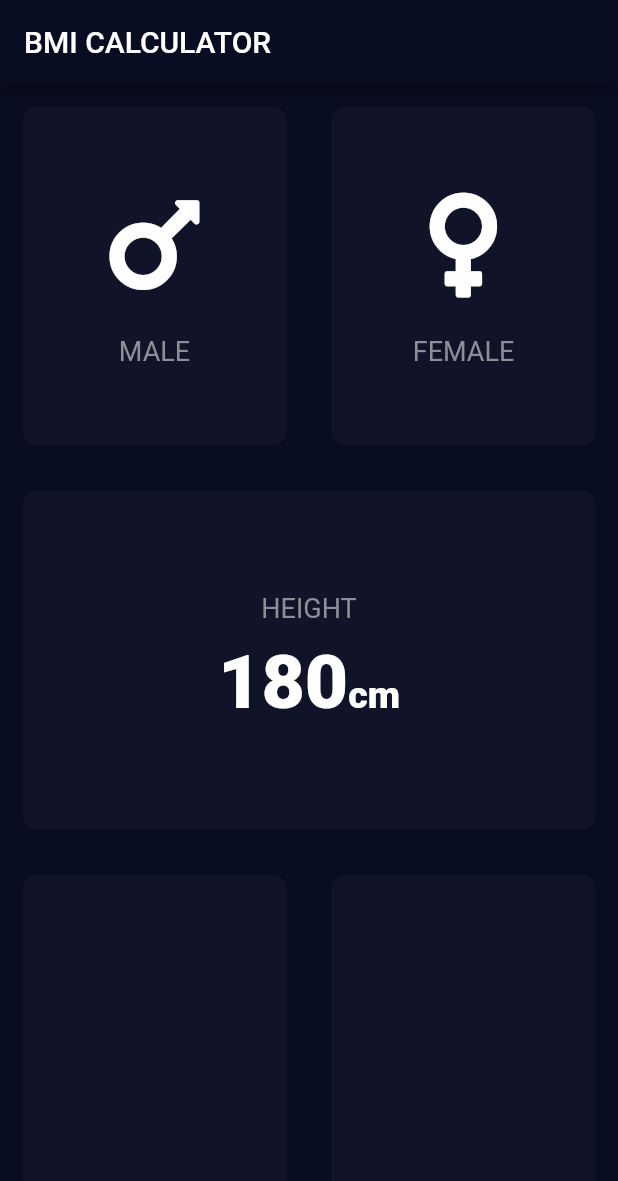
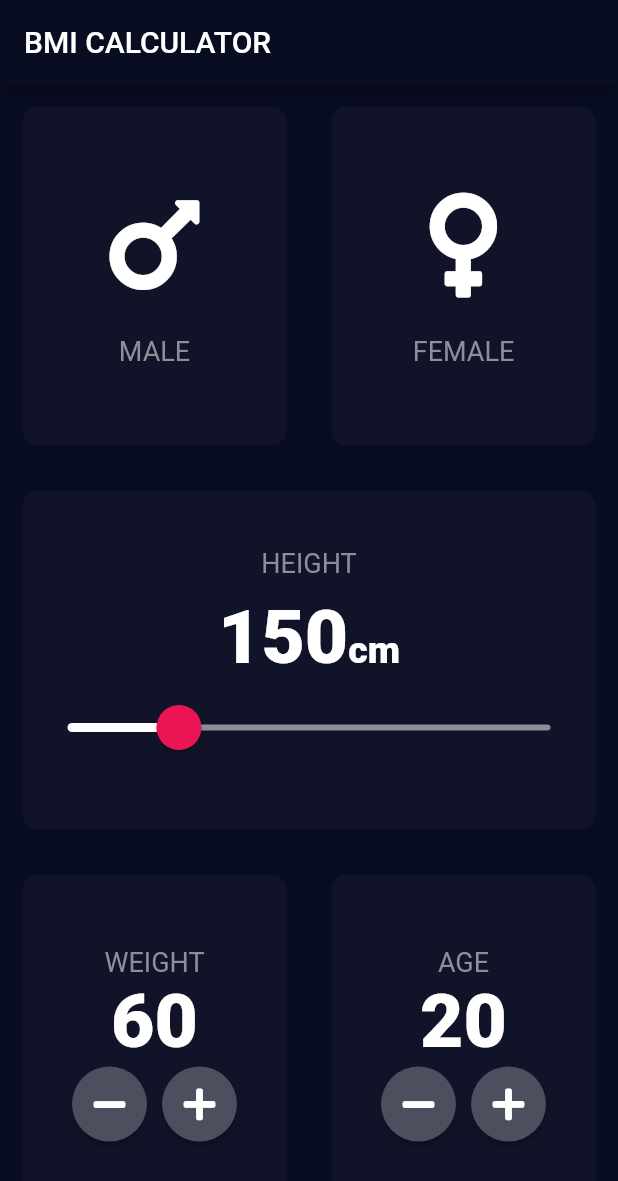
Before and after one commit to aykuttasil/flutter-samples, a Flutter app: the screen it shows after launch, on a phone screen of 412 x 824 dp. Shown: the top 1181 px of the screen. Run offline on Flutter 3.47's test engine with Material 2 defaults, Android fonts, the phone set to English and light mode, and no system bars; our stand-ins replace audioplayers, font_awesome_flutter, google_fonts.

Commit message:
bmi calc first page design ok

```diff
--- a/lib/pages/bmi_calculator.dart
+++ b/lib/pages/bmi_calculator.dart
@@ -1,3 +1,4 @@
+import 'package:flutter/cupertino.dart';
 import 'package:flutter/material.dart';
 import 'package:font_awesome_flutter/font_awesome_flutter.dart';
 
@@ -35,6 +36,9 @@ enum GenderType { MALE, FEMALE, NOTHING }
 
 class _InputPageState extends State<InputPage> {
   GenderType selectedGender;
+  int height = 150;
+  int weight = 60;
+  int age = 20;
 
   @override
   Widget build(BuildContext context) {
@@ -97,7 +101,7 @@ class _InputPageState extends State<InputPage> {
                     textBaseline: TextBaseline.alphabetic,
                     children: [
                       Text(
-                        '180',
+                        height.toString(),
                         style: TextStyle(
                           fontSize: 50,
                           fontWeight: FontWeight.w900,
@@ -112,6 +116,28 @@ class _InputPageState extends State<InputPage> {
                       )
                     ],
                   ),
+                  SliderTheme(
+                    data: SliderTheme.of(context).copyWith(
+                      activeTrackColor: Colors.white,
+                      inactiveTrackColor: Color(0xFF8D8E98),
+                      overlayColor: Color(0x29EB1555),
+                      thumbColor: Color(0xFFEB1555),
+                      thumbShape:
+                          RoundSliderThumbShape(enabledThumbRadius: 15.0),
+                      overlayShape:
+                          RoundSliderOverlayShape(overlayRadius: 30.0),
+                    ),
+                    child: Slider(
+                      value: height.toDouble(),
+                      min: 120.0,
+                      max: 250.0,
+                      onChanged: (newValue) {
+                        setState(() {
+                          height = newValue.toInt();
+                        });
+                      },
+                    ),
+                  )
                 ],
               ),
             ),
@@ -120,15 +146,118 @@ class _InputPageState extends State<InputPage> {
             child: Row(
               children: [
                 Expanded(
-                  child: ReusableCard(),
+                  child: ReusableCard(
+                    cardChild: Column(
+                      mainAxisAlignment: MainAxisAlignment.center,
+                      children: [
+                        Text(
+                          'WEIGHT',
+                          style: labelTextStyle,
+                        ),
+                        Text(
+                          weight.toString(),
+                          style: TextStyle(
+                            fontSize: 50,
+                            fontWeight: FontWeight.w900,
+                          ),
+                        ),
+                        Row(
+                          mainAxisAlignment: MainAxisAlignment.center,
+                          children: [
+                            RoundedIconButton(
+                              icon: FontAwesomeIcons.minus,
+                              onPressed: () {
+                                setState(() {
+                                  weight--;
+                                });
+                              },
+                            ),
+                            SizedBox(
+                              width: 10,
+                            ),
+                            RoundedIconButton(
+                              icon: FontAwesomeIcons.plus,
+                              onPressed: () {
+                                setState(() {
+                                  weight++;
+                                });
+                              },
+                            )
+                          ],
+                        )
+                      ],
+                    ),
+                  ),
                 ),
                 Expanded(
-                  child: ReusableCard(),
+                  child: ReusableCard(
+                    cardChild: Column(
+                      mainAxisAlignment: MainAxisAlignment.center,
+                      children: [
+                        Text(
+                          'AGE',
+                          style: labelTextStyle,
+                        ),
+                        Text(
+                          age.toString(),
+                          style: TextStyle(
+                            fontSize: 50,
+                            fontWeight: FontWeight.w900,
+                          ),
+                        ),
+                        Row(
+                          mainAxisAlignment: MainAxisAlignment.center,
+                          children: [
+                            RoundedIconButton(
+                              icon: FontAwesomeIcons.minus,
+                              onPressed: () {
+                                setState(() {
+                                  age--;
+                                });
+                              },
+                            ),
+                            SizedBox(
+                              width: 10,
+                            ),
+                            RoundedIconButton(
+                              icon: FontAwesomeIcons.plus,
+                              onPressed: () {
+                                setState(() {
+                                  age++;
+                                });
+                              },
+                            )
+                          ],
+                        )
+                      ],
+                    ),
+                  ),
                 ),
               ],
             ),
           ),
         ],
+      ),
+    );
+  }
+}
+
+class RoundedIconButton extends StatelessWidget {
+  final IconData icon;
+  final Function onPressed;
+
+  RoundedIconButton({this.icon, this.onPressed});
+
+  @override
+  Widget build(BuildContext context) {
+    return RawMaterialButton(
+      fillColor: Color(0xFF4C4F5E),
+      onPressed: onPressed,
+      child: Icon(icon),
+      shape: CircleBorder(),
+      constraints: BoxConstraints.tightFor(
+        width: 50.0,
+        height: 50.0,
       ),
     );
   }
--- a/pubspec.yaml
+++ b/pubspec.yaml
@@ -24,7 +24,7 @@ dependencies:
   flutter:
     sdk: flutter
   cupertino_icons: ^0.1.3
-  google_fonts: ^0.4.1
+  google_fonts: ^1.0.0
   audioplayers: ^0.15.1
   font_awesome_flutter: ^8.8.1
 
```
Also changed, not shown: pubspec.lock.
